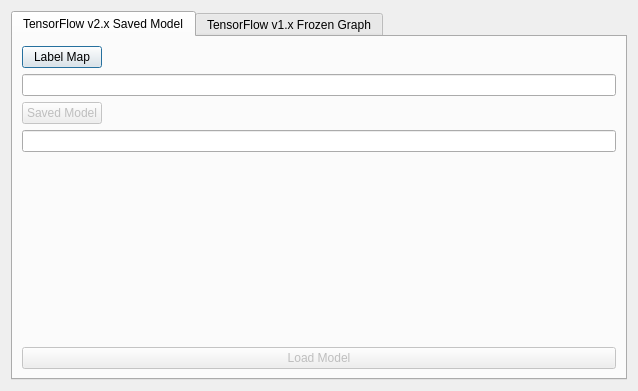
This is bboxee/gui/select_model_dialog.ui in persts/BBoxEE as Qt 5 draws it before an edit. The edited form follows.
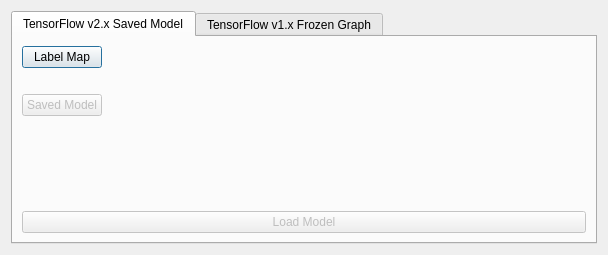
This is the edited form.

Commit message: Elided text on model selection dialog

The edit to the form file:
```diff
--- a/bboxee/gui/select_model_dialog.ui
+++ b/bboxee/gui/select_model_dialog.ui
@@ -9,8 +9,8 @@
    <rect>
     <x>0</x>
     <y>0</y>
-    <width>638</width>
-    <height>391</height>
+    <width>608</width>
+    <height>255</height>
    </rect>
   </property>
   <property name="windowTitle">
@@ -52,7 +52,11 @@
         </layout>
        </item>
        <item>
-        <widget class="QLineEdit" name="lineEditLabelMapV2"/>
+        <widget class="QLabel" name="labelLabelMapV2">
+         <property name="text">
+          <string/>
+         </property>
+        </widget>
        </item>
        <item>
         <layout class="QHBoxLayout" name="horizontalLayout_7">
@@ -82,7 +86,11 @@
         </layout>
        </item>
        <item>
-        <widget class="QLineEdit" name="lineEditTFModel"/>
+        <widget class="QLabel" name="labelTFModel">
+         <property name="text">
+          <string/>
+         </property>
+        </widget>
        </item>
        <item>
         <spacer name="verticalSpacer_3">
```
Left out of the diff: 12 changed lines with no effect on the pictures. The commit also changes 1 other file.
